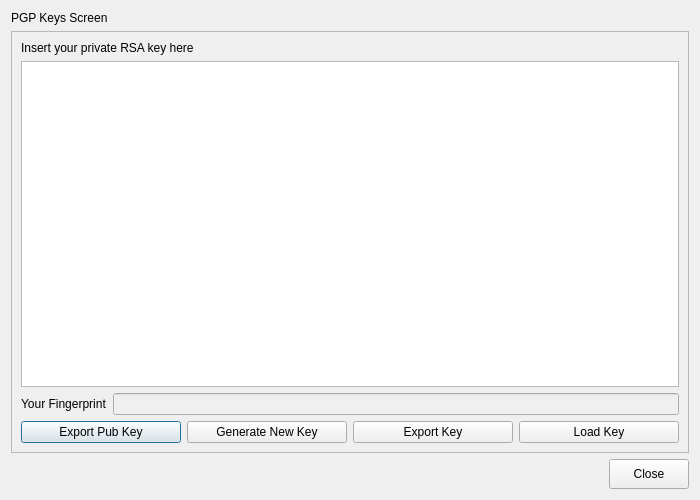
k3an3/InshtantMeshenger, file inshtant_meshenger/inshtant_meshenger_gui/pgp.ui: the form before one commit.
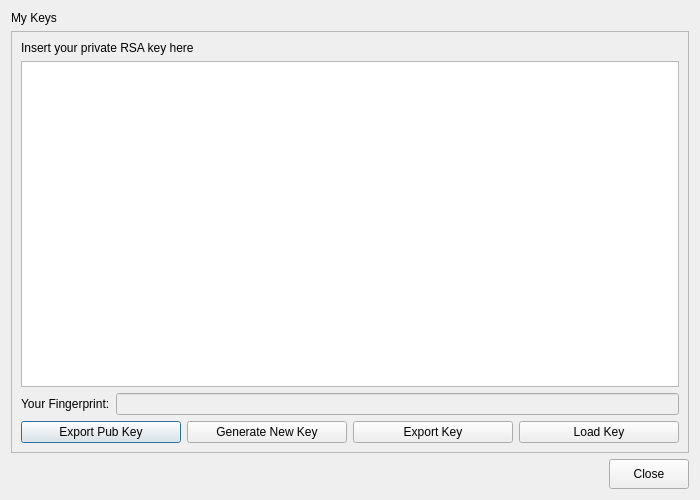
The form after the commit.

The edit to the form file:
```diff
--- a/inshtant_meshenger/inshtant_meshenger_gui/pgp.ui
+++ b/inshtant_meshenger/inshtant_meshenger_gui/pgp.ui
@@ -17,7 +17,7 @@
    <item>
     <widget class="QLabel" name="label_2">
      <property name="text">
-      <string>PGP Keys Screen</string>
+      <string>My Keys</string>
      </property>
     </widget>
    </item>
@@ -56,7 +56,7 @@
          <item>
           <widget class="QLabel" name="label_3">
            <property name="text">
-            <string>Your Fingerprint</string>
+            <string>Your Fingerprint:</string>
            </property>
           </widget>
          </item>
```
Left out of the diff: 1 changed line with no effect on the pictures.
